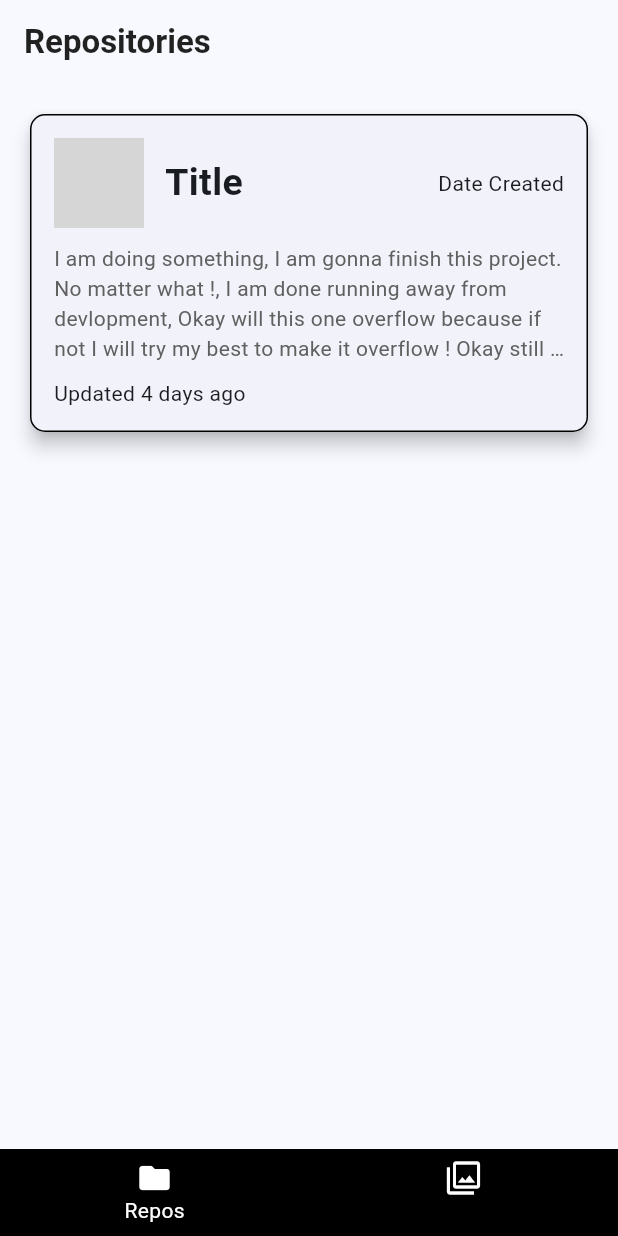
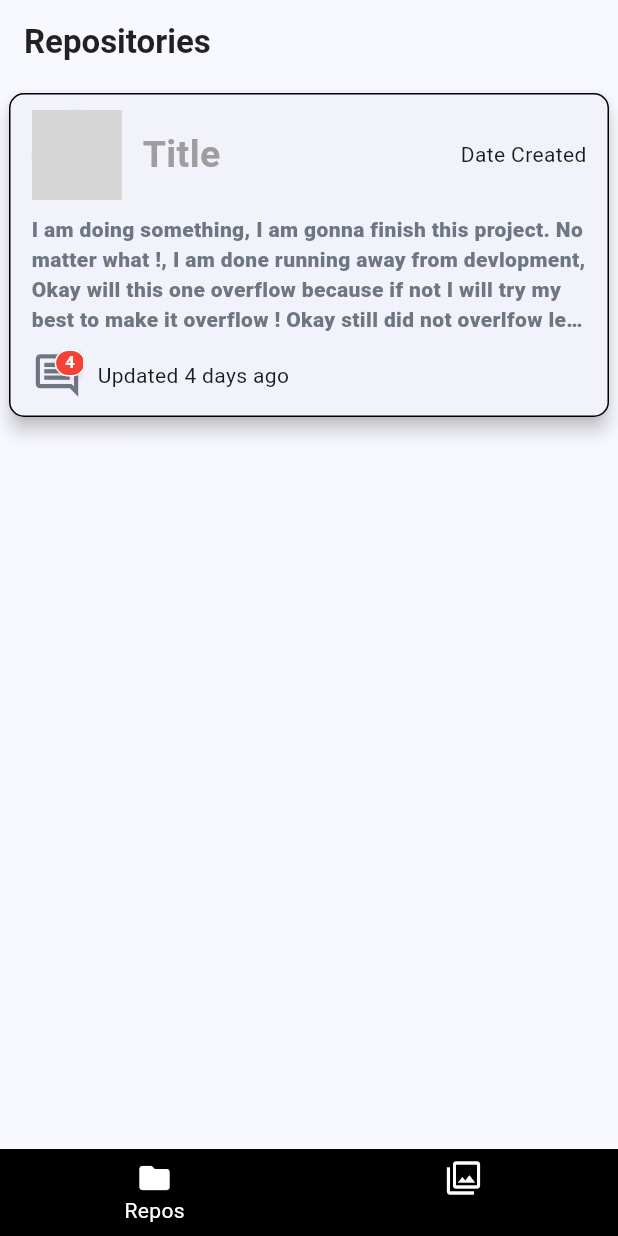
Before and after one commit to Demon-Sheriff/github_repos_collector, a Flutter app: the screen it shows after launch, on a phone screen of 412 x 824 dp. Run offline on Flutter 3.47's test engine with Material 3 defaults, Android fonts, the phone set to English and light mode, and no system bars; our stand-ins replace flutter_riverpod; missing offline and left inert: circular_bottom_navigation; network calls fail; grey boxes are pictures that could not be loaded.

Commit message:
finally completed the github repo card

```diff
--- a/lib/models/repository.dart
+++ b/lib/models/repository.dart
@@ -1,8 +1,11 @@
+import 'package:flutter/services.dart';
+
 class Repository {
-  String title, imageURL, description, createdAt, lastUpdated, rawURL;
+  String name, imageURL, description, createdAt, lastUpdated, rawURL, language;
   int comments, size;
   Repository({
-    required this.title,
+    required this.name,
+    required this.language,
     required this.description,
     required this.imageURL,
     required this.createdAt,
--- a/lib/screens/repo_details_screen.dart
+++ b/lib/screens/repo_details_screen.dart
@@ -33,7 +33,7 @@ class RepoDetailsScreen extends ConsumerWidget {
   Widget build(BuildContext context, WidgetRef ref) {
     List<Repository> repoList = [
       Repository(
-        title: 'Demon-Sheriff',
+        name: 'Demon-Sheriff',
         description:
             'I am doing something, I am gonna finish this project. No matter what !, I am done running away from devlopment, Okay will this one overflow because if not I will try my best to make it overflow ! Okay still did not overlfow let\'s do it again',
         imageURL:
@@ -43,6 +43,7 @@ class RepoDetailsScreen extends ConsumerWidget {
         comments: 4,
         rawURL: 'rawURL',
         size: 4,
+        language: 'javascript',
       ),
     ];
     return Scaffold(
--- a/lib/widgets/repo_card.dart
+++ b/lib/widgets/repo_card.dart
@@ -7,9 +7,7 @@ class RepoCard extends StatelessWidget {
 
   @override
   Widget build(BuildContext context) {
-    return Padding(
-      padding: const EdgeInsets.all(8.0),
-      child: Card(
+    return Card(
       shape: RoundedRectangleBorder(
         side: const BorderSide(
           color: Colors.black,
@@ -20,9 +18,12 @@ class RepoCard extends StatelessWidget {
         ),
       ),
       elevation: 5,
-        margin: const EdgeInsets.all(12),
+      margin: const EdgeInsets.all(6),
       child: Padding(
-          padding: const EdgeInsets.all(16.0),
+        padding: const EdgeInsets.symmetric(
+          vertical: 11,
+          horizontal: 15,
+        ),
         child: Column(
           mainAxisSize: MainAxisSize.min,
           children: [
@@ -57,6 +58,7 @@ class RepoCard extends StatelessWidget {
                       style: TextStyle(
                         overflow: TextOverflow.ellipsis,
                         fontSize: 25,
+                        color: Colors.grey,
                         fontWeight: FontWeight.bold,
                       ),
                     ),
@@ -76,24 +78,78 @@ class RepoCard extends StatelessWidget {
               softWrap: true,
               textAlign: TextAlign.left,
               style: const TextStyle(
-                  color: Color.fromARGB(255, 96, 96, 96),
+                color: Color(0xFF6E7781),
+                fontWeight: FontWeight.w800,
                 overflow: TextOverflow.ellipsis,
               ),
             ),
             const SizedBox(
               height: 10,
             ),
-              const Row(
-                mainAxisAlignment: MainAxisAlignment.start,
+            Row(
               children: [
-                  Stack(),
+                Stack(
+                  children: [
+                    const Icon(
+                      Icons.comment_outlined,
+                      size: 34,
+                      color: Color(0xFF6E7781),
+                    ),
+                    if (repository.comments > 0)
+                      Positioned(
+                        right: -2,
+                        bottom: 16,
+                        child: Container(
+                          padding: const EdgeInsets.symmetric(
+                              horizontal: 6, vertical: 2),
+                          decoration: BoxDecoration(
+                            color: Colors.red.shade500,
+                            borderRadius: BorderRadius.circular(10),
+                            border: Border.all(
+                              color: Colors.white,
+                              width: 1,
+                            ),
+                            boxShadow: [
+                              BoxShadow(
+                                color: Colors.black.withOpacity(0.1),
+                                blurRadius: 4,
+                                offset: const Offset(0, 1),
+                              ),
+                            ],
+                          ),
+                          constraints: const BoxConstraints(
+                            minWidth: 18,
+                            minHeight: 18,
+                          ),
+                          child: FittedBox(
+                            fit: BoxFit.scaleDown,
+                            child: Text(
+                              '${repository.comments}',
+                              style: const TextStyle(
+                                color: Colors.white,
+                                fontSize: 11,
+                                fontWeight: FontWeight.bold,
+                                height: 1,
+                              ),
+                              textAlign: TextAlign.center,
+                            ),
+                          ),
+                        ),
+                      ),
+                  ],
+                ),
+                const SizedBox(
+                  width: 10,
+                ),
                 Text(
                   'Updated 4 days ago',
                 ),
               ],
-              )
+            ),
+            // const SizedBox(
+            //   height: 4,
+            // ),
           ],
-          ),
         ),
       ),
     );
```
Lines whose indentation alone changed are shown as unchanged.
